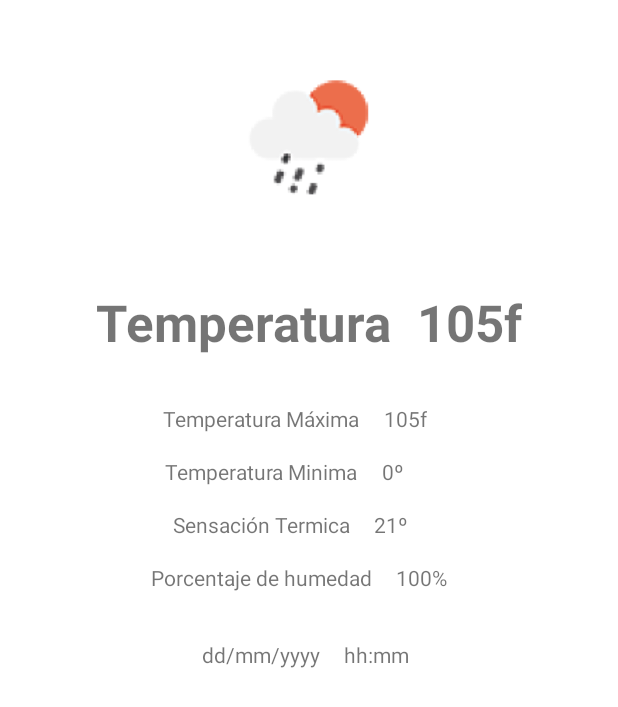
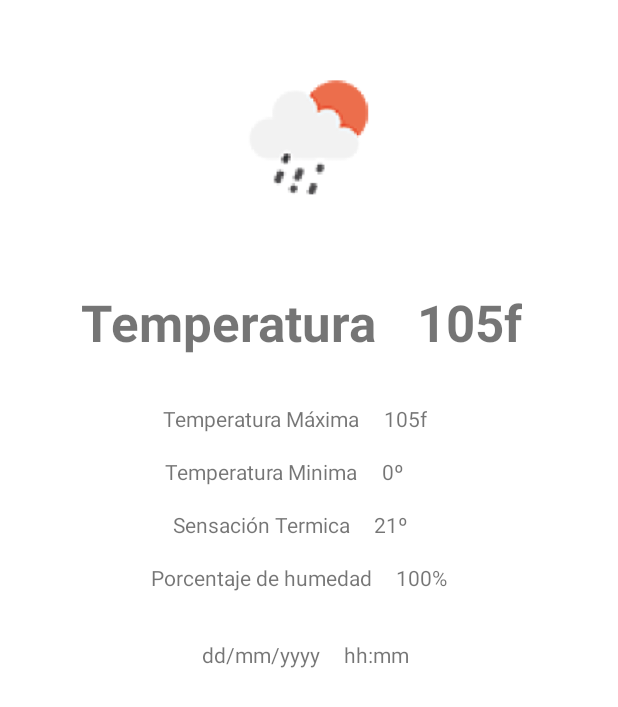
Before and after one commit to AlexBonet/WeatherApp, an Android app: the layout extended_view.xml on its own in the app's theme, with its tools: preview values and no code run, on a phone screen of 412 x 824 dp. Shown: the top 707 px of the screen. Run offline under Robolectric (Android 15) with nearby library versions, the phone set to English and light mode, and no system bars.

Commit message:
2.3 funcional

```diff
--- a/app/src/main/java/com/dam/proyectodamdaw/activities/MainActivity.java
+++ b/app/src/main/java/com/dam/proyectodamdaw/activities/MainActivity.java
@@ -61,7 +61,6 @@ public class MainActivity extends BaseActivity implements CallInterface, View.On
 //        Toast.makeText(this,"Prevision para el " + "" + " a las " + "w.getHora()",Toast.LENGTH_SHORT).show();
         Intent intent = new Intent(getApplicationContext(),VistaExtendida.class);
         intent.putExtra("root",root.list.get(posi));
-        intent.putExtra("posicion",posi);
         startActivity(intent);
 
     }
--- a/app/src/main/res/layout/activity_main.xml
+++ b/app/src/main/res/layout/activity_main.xml
@@ -19,8 +19,10 @@
         android:id="@+id/nomCiudad"
         android:layout_width="0dp"
         android:layout_height="wrap_content"
+        android:background="#2196F3"
         android:gravity="center"
         android:text="TextView"
+        android:textColor="#000000"
         android:textSize="20sp"
         android:textStyle="bold"
         app:layout_constraintEnd_toEndOf="parent"
--- a/app/src/main/res/layout/extended_view.xml
+++ b/app/src/main/res/layout/extended_view.xml
@@ -29,7 +29,7 @@
         android:id="@+id/tempExt"
         android:layout_width="wrap_content"
         android:layout_height="wrap_content"
-        android:layout_marginStart="64dp"
+        android:layout_marginStart="54dp"
         android:layout_marginTop="24dp"
         android:text="Temperatura"
         android:textSize="34sp"
```
Also changed, not shown: app/src/main/java/com/dam/proyectodamdaw/activities/MyRVAdapter.java (+4 -3 lines), app/src/main/java/com/dam/proyectodamdaw/activities/VistaExtendida.java (+12 -4 lines).
